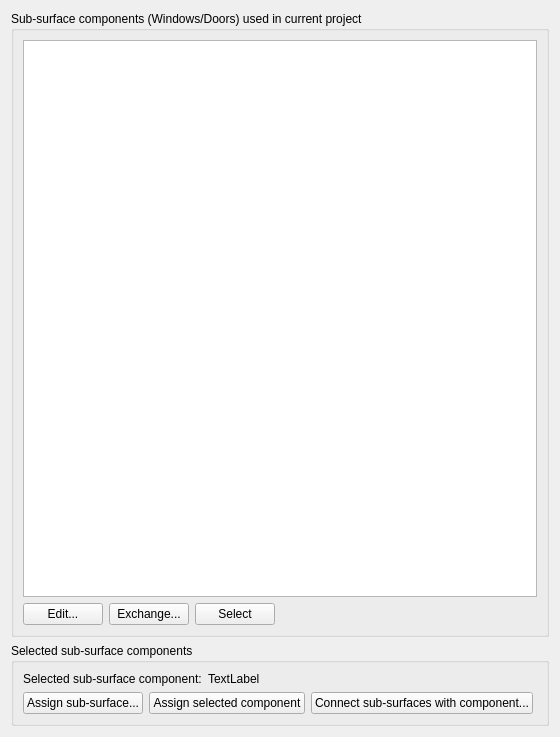
First picture: the form in SIM-VICUS/src/SVPropBuildingSubComponentsWidget.ui, repository ghorwin/SIM-VICUS, before the edit.
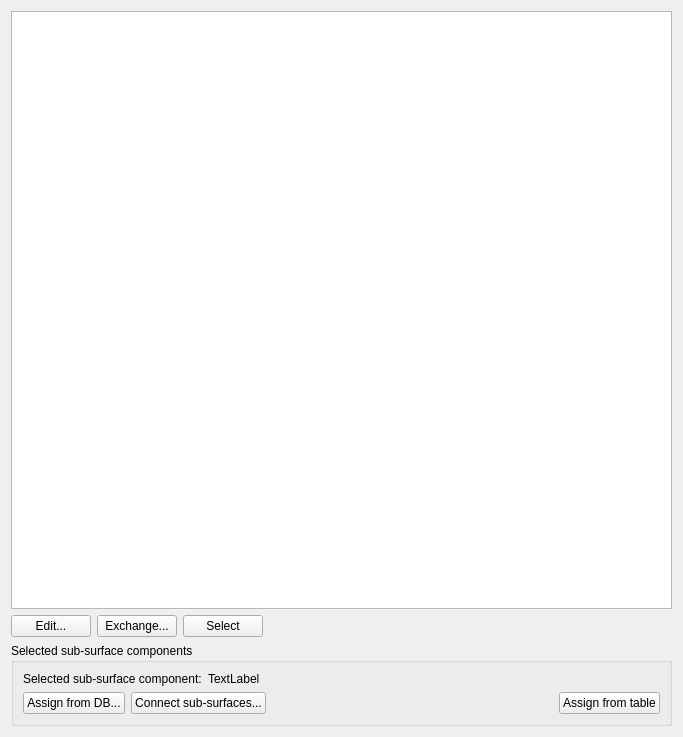
Second picture: the form after the edit.

Commit message: Updated Building property widgets

The edit to the form file:
```diff
--- a/SIM-VICUS/src/SVPropBuildingSubComponentsWidget.ui
+++ b/SIM-VICUS/src/SVPropBuildingSubComponentsWidget.ui
@@ -6,20 +6,17 @@
    <rect>
     <x>0</x>
     <y>0</y>
-    <width>560</width>
+    <width>683</width>
     <height>737</height>
    </rect>
   </property>
   <property name="windowTitle">
    <string>Form</string>
   </property>
-  <layout class="QVBoxLayout" name="verticalLayout">
-   <item>
-    <widget class="QGroupBox" name="groupBox_6">
-     <property name="title">
-      <string>Sub-surface components (Windows/Doors) used in current project</string>
-     </property>
-     <layout class="QGridLayout" name="gridLayout_9">
+  <layout class="QGridLayout" name="gridLayout">
+   <item row="0" column="0" colspan="4">
+    <widget class="QTableWidget" name="tableWidgetSubSurfaceComponents"/>
+   </item>
       <item row="1" column="0">
        <widget class="QPushButton" name="pushButtonEditSubSurfaceComponents">
         <property name="text">
@@ -43,22 +40,6 @@
         </property>
        </widget>
       </item>
-      <item row="0" column="0" colspan="4">
-       <widget class="QTableWidget" name="tableWidgetSubSurfaceComponents"/>
-      </item>
-      <item row="1" column="3">
-       <spacer name="horizontalSpacer_7">
-        <property name="orientation">
-         <enum>Qt::Horizontal</enum>
-        </property>
-        <property name="sizeHint" stdset="0">
-         <size>
-          <width>280</width>
-          <height>20</height>
-         </size>
-        </property>
-       </spacer>
-      </item>
       <item row="1" column="2">
        <widget class="QPushButton" name="pushButtonSelectObjectsWithSubSurfaceComponent">
         <property name="toolTip">
@@ -69,10 +50,20 @@
         </property>
        </widget>
       </item>
-     </layout>
-    </widget>
+   <item row="1" column="3">
+    <spacer name="horizontalSpacer_7">
+     <property name="orientation">
+      <enum>Qt::Horizontal</enum>
+     </property>
+     <property name="sizeHint" stdset="0">
+      <size>
+       <width>399</width>
+       <height>20</height>
+      </size>
+     </property>
+    </spacer>
    </item>
-   <item>
+   <item row="2" column="0" colspan="4">
     <widget class="QGroupBox" name="groupBoxSelectedSubComponent">
      <property name="title">
       <string>Selected sub-surface components</string>
@@ -90,7 +81,7 @@
         <item>
          <widget class="QPushButton" name="pushButtonAssignSubSurfaceComponent">
           <property name="text">
-           <string>Assign sub-surface...</string>
+           <string>Assign from DB...</string>
           </property>
           <property name="iconSize">
            <size>
@@ -100,20 +91,10 @@
           </property>
          </widget>
         </item>
-        <item>
-         <widget class="QPushButton" name="pushButtonAssignComponentFromTable">
-          <property name="toolTip">
-           <string>Assign the sub-surface component selected in the table above to all currently selected sub-surfaces.</string>
-          </property>
-          <property name="text">
-           <string>Assign selected component</string>
-          </property>
-         </widget>
-        </item>
         <item>
          <widget class="QPushButton" name="pushButtonAssignInsideSubSurfaceComponent">
           <property name="text">
-           <string>Connect sub-surfaces with component...</string>
+           <string>Connect sub-surfaces...</string>
           </property>
          </widget>
         </item>
@@ -130,6 +111,16 @@
           </property>
          </spacer>
         </item>
+        <item>
+         <widget class="QPushButton" name="pushButtonAssignComponentFromTable">
+          <property name="toolTip">
+           <string>Assign the sub-surface component selected in the table above to all currently selected sub-surfaces.</string>
+          </property>
+          <property name="text">
+           <string>Assign from table</string>
+          </property>
+         </widget>
+        </item>
        </layout>
       </item>
       <item row="0" column="1">
```
Lines whose indentation alone changed are shown as unchanged. The commit also changes 16 other files.
